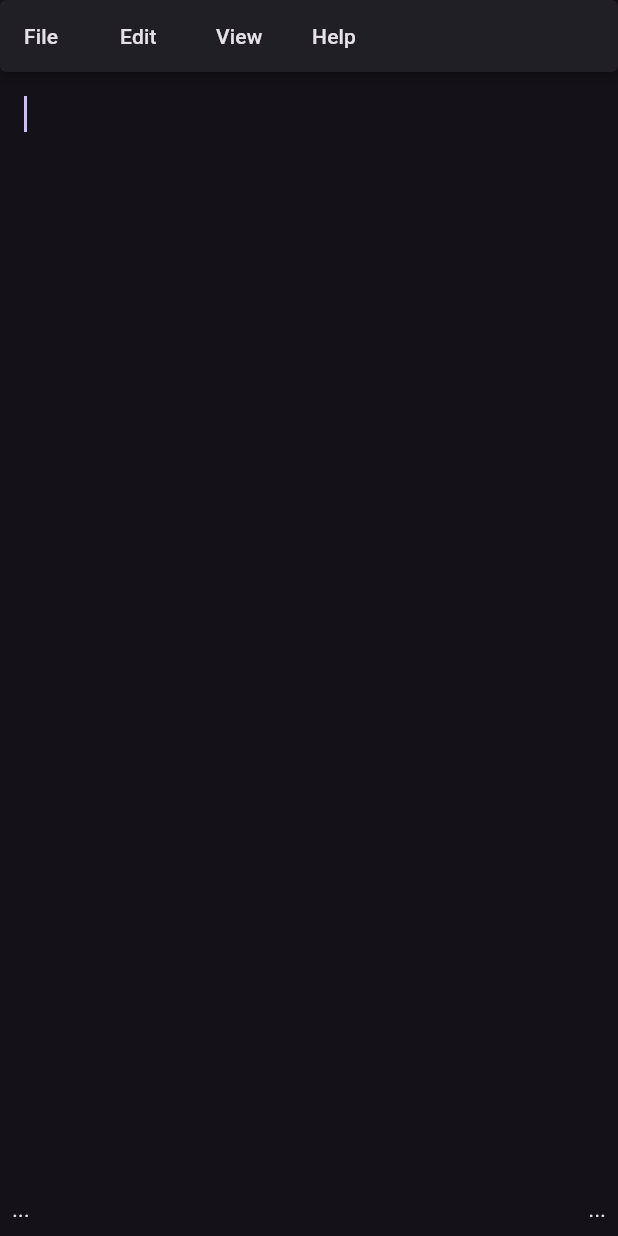
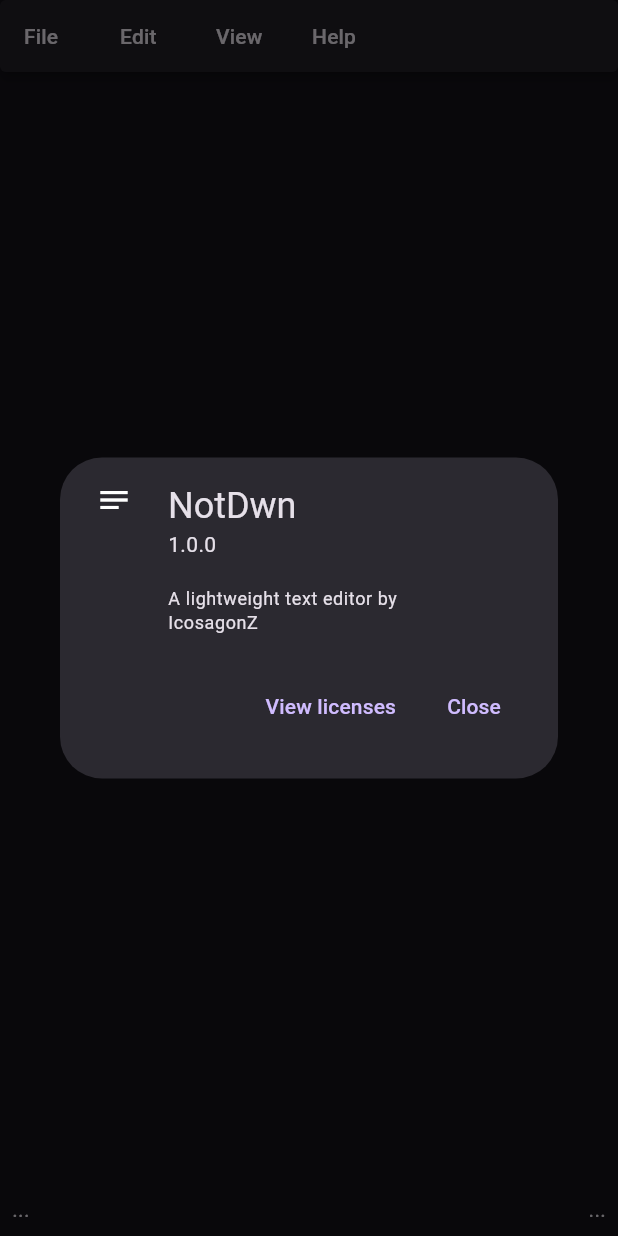
Before and after one commit to IcosagonZ/NotDwn, a Flutter app: the screen it shows after launch, after a tap on "Help", after a tap on "About NotDwn", on a phone screen of 412 x 824 dp. Run offline on Flutter 3.47's test engine with Material 3 defaults, Android fonts, the phone set to English and light mode, and no system bars; our stand-ins replace file_picker.

Commit message:
Added improvements

```diff
--- /dev/null
+++ b/lib/dialogs/about.dart
@@ -0,0 +1,11 @@
+import 'package:flutter/material.dart';
+
+void showAbout(BuildContext context){
+  showAboutDialog(
+    context: context,
+    applicationName: "NotDwn",
+    applicationVersion: "1.0.0",
+    applicationIcon: Icon(Icons.notes),
+    applicationLegalese: "A lightweight text editor by IcosagonZ",
+  );
+}
--- /dev/null
+++ b/lib/dialogs/help.dart
@@ -0,0 +1,30 @@
+import 'package:flutter/material.dart';
+
+void showHelpDialog(BuildContext context){
+  showDialog(
+    context: context,
+    builder:(context) {
+      return SimpleDialog(
+        title: Text("Help"),
+        clipBehavior: .hardEdge,
+        contentPadding: .all(16),
+        children: [
+          Center(
+            child: Text("NotDown"),
+          ),
+          Center(
+            child: Text("A lightweight text editor"),
+          ),
+          Divider(),
+          Text("Menubar functions"),
+          Text("File menu"),
+          Text("New - create a new blank file"),
+          Text("Open - open an existing file"),
+          Text("Save - save current file, overwriting any data"),
+          Text("Save As - save current document as new file, and new file will be currently editing file"),
+          Text("Quit - quit program"),
+        ],
+      );
+    },
+  );
+}
--- a/lib/pages/editor.dart
+++ b/lib/pages/editor.dart
@@ -2,6 +2,9 @@ import 'package:flutter/material.dart';
 import 'package:flutter/services.dart';
 
 import '../dialogs/snackbar.dart';
+import '../dialogs/about.dart';
+import '../dialogs/help.dart';
+
 import '../handlers/filehandler.dart';
 
 class EditorPage extends StatefulWidget
@@ -230,14 +233,17 @@ class _EditorPageState extends State<EditorPage> {
                               fontSizeDecrease();
                             },
                           ),
+                          /*
                           Divider(),
                           MenuItemButton(
                             leadingIcon: Icon(Icons.fullscreen),
                             child: Text("Fullscreen"),
                             onPressed: (){
                               menuController.close();
+
                             },
                           ),
+                          */
                         ],
                         child: MenuAcceleratorLabel("&View"),
                       ),
@@ -246,9 +252,10 @@ class _EditorPageState extends State<EditorPage> {
                         menuChildren: [
                           MenuItemButton(
                             leadingIcon: Icon(Icons.help),
-                            child: Text("View documentation"),
+                            child: Text("Help"),
                             onPressed: (){
                               menuController.close();
+                              showHelpDialog(context);
                             },
                           ),
                           Divider(),
@@ -257,6 +264,7 @@ class _EditorPageState extends State<EditorPage> {
                             child: Text("About NotDwn"),
                             onPressed: (){
                               menuController.close();
+                              showAbout(context);
                             },
                           ),
                         ],
--- a/pubspec.yaml
+++ b/pubspec.yaml
@@ -1,5 +1,5 @@
 name: notdwn
-description: "A new Flutter project."
+description: "Lightweight note editor"
 # The following line prevents the package from being accidentally published to
 # pub.dev using `flutter pub publish`. This is preferred for private packages.
 publish_to: 'none' # Remove this line if you wish to publish to pub.dev
```
Also changed, not shown: lib/handlers/windowhandler.dart (added, +24 -0 lines).
